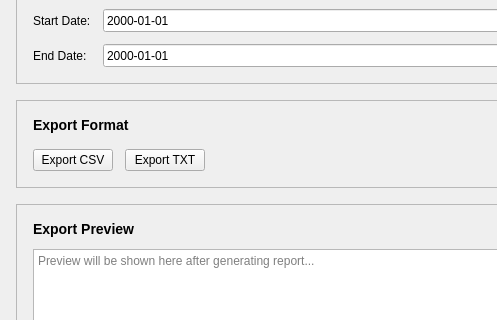
This is forms/ExportPage.ui in wuudiy/SocialMediaAnalyticsDashboard as Qt 5 draws it before an edit; both pictures show x 0 to 497 and y 127 to 447 of the 980 by 720 pixel window. The edited form follows.
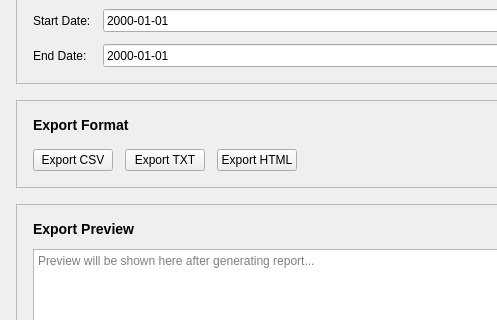
This is the edited form.

Commit message: 加入HTML导出格式，可以查看报告以及图表内容

Diff of the .ui file:
```diff
--- a/forms/ExportPage.ui
+++ b/forms/ExportPage.ui
@@ -215,6 +215,20 @@
          </widget>
         </item>
 
+        <item>
+         <widget class="QPushButton" name="exportHtmlButton">
+          <property name="text">
+           <string>Export HTML</string>
+          </property>
+          <property name="minimumWidth">
+           <number>120</number>
+          </property>
+          <property name="minimumHeight">
+           <number>40</number>
+          </property>
+         </widget>
+        </item>
+
         <item>
          <spacer name="formatButtonsSpacer">
           <property name="orientation">
```
The commit also changes 16 other files.
